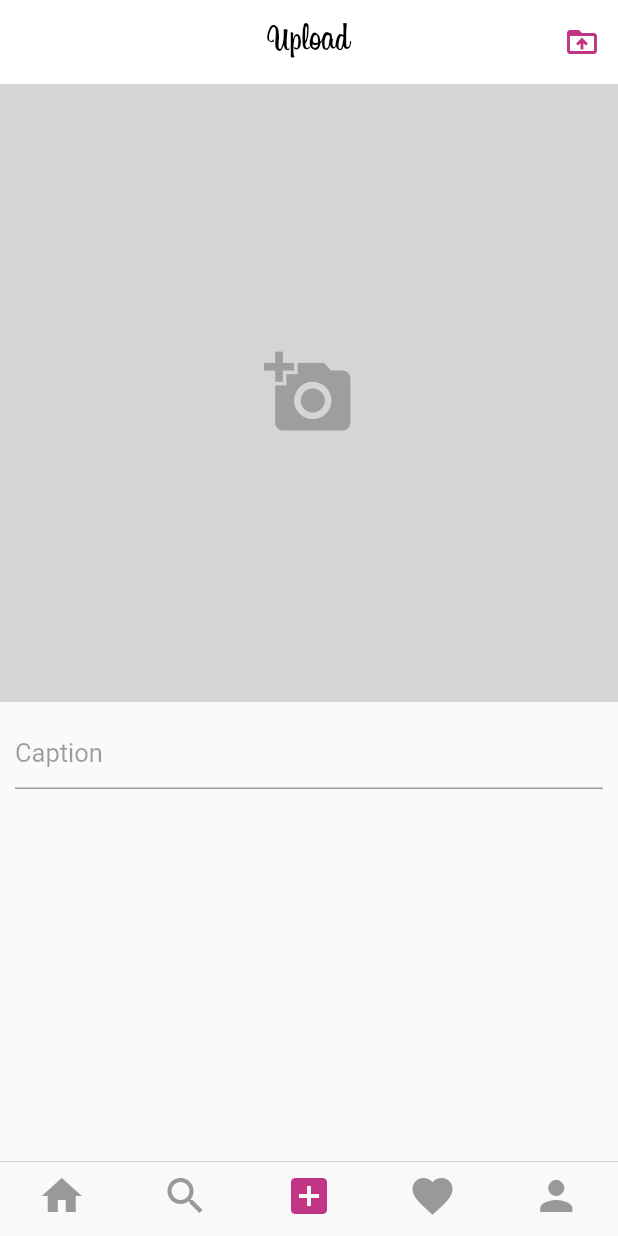
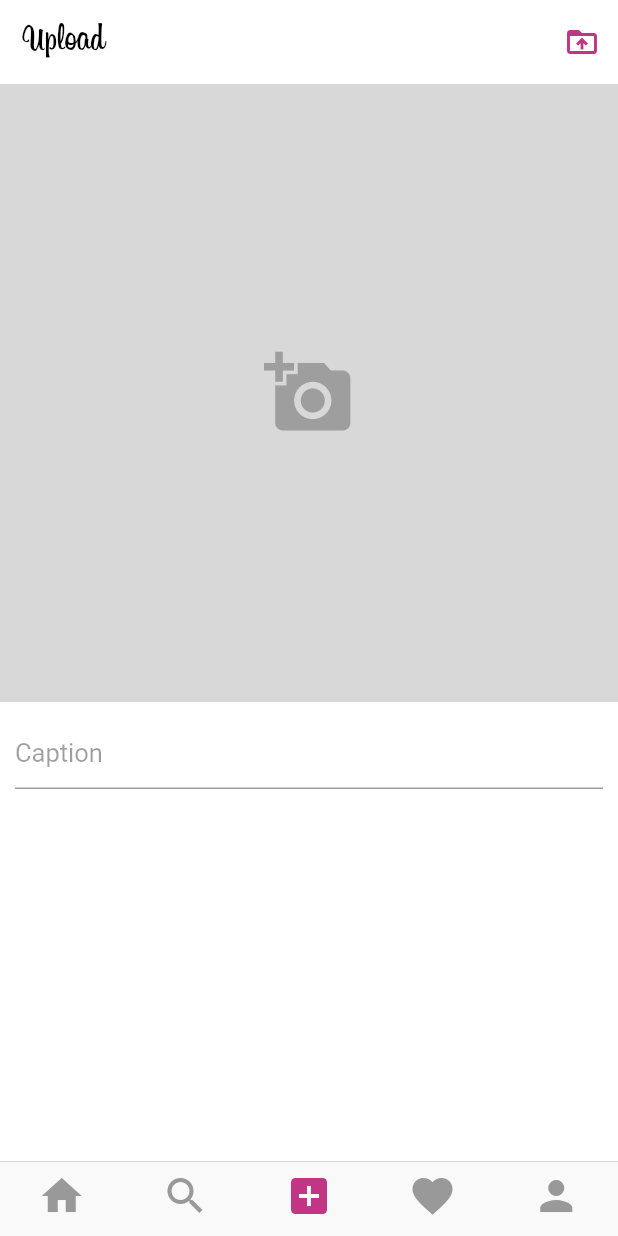
Before and after one commit to zokir0575/testuchun, a Flutter app: the screen it shows once a user with an empty profile is signed in, swiped to page 3, on a phone screen of 412 x 824 dp. Run offline on Flutter 3.47's test engine with Material 2 defaults, Android fonts, the phone set to English and light mode, and no system bars; our stand-ins replace cached_network_image, cloud_firestore, device_info, firebase_auth, firebase_storage, flutter_icons and 3 more; accounts and stored records are empty.

Commit message:
fixed upload

```diff
--- a/lib/pages/my_upload_page.dart
+++ b/lib/pages/my_upload_page.dart
@@ -10,7 +10,9 @@ import 'package:flutter_instaclone/services/file_service.dart';
 import 'package:image_picker/image_picker.dart';
 class MyUploadPage extends StatefulWidget {
   PageController pageController;
+
   MyUploadPage({this.pageController});
+
   @override
   _MyUploadPageState createState() => _MyUploadPageState();
 }
@@ -19,25 +21,27 @@ class _MyUploadPageState extends State<MyUploadPage> {
   bool isLoading = false;
   var captionController = TextEditingController();
   File _image;
+
   _imgFromGallery() async {
-    File image = (await  ImagePicker.platform.pickImage(
-        source: ImageSource.gallery, imageQuality: 50
-    )) as File;
+    File image = await ImagePicker.pickImage(
+        source: ImageSource.gallery, imageQuality: 50);
 
     setState(() {
       _image = image;
     });
   }
+
   _imgFromCamera() async {
-    File image = (await ImagePicker.platform.pickImage(
+    File image = await ImagePicker.pickImage(
         source: ImageSource.camera, imageQuality: 50
-    )) as File;
+    );
 
     setState(() {
       _image = image;
     });
   }
-  _showPicker(context) {
+
+  void _showPicker(context) {
     showModalBottomSheet(
         context: context,
         builder: (BuildContext bc) {
@@ -68,53 +72,62 @@ class _MyUploadPageState extends State<MyUploadPage> {
     );
   }
 
-  _uploadNewPost(){
+  _uploadNewPost() {
+    String caption = captionController.text.toString().trim();
+    if (caption.isEmpty) return;
+    if (_image == null) return;
+    _apiPostImage();
+  }
+
+  void  _apiPostImage(){
     setState(() {
       isLoading = true;
     });
-    String caption = captionController.text.toString().trim();
-    if(caption.isEmpty) return;
-    if(_image == null) return;
-    _apiPostImage();
-  }
-
-  void _apiPostImage(){
     FileService.uploadPostImage(_image).then((downloadUrl) => {
-      _respStorePost(downloadUrl)
+      _resPostImage(downloadUrl),
     });
   }
 
-  void _respStorePost(String downloadUrl){
+  void _resPostImage(String downloadUrl){
     String caption = captionController.text.toString().trim();
-    Post post = new Post(caption: caption, img_post: downloadUrl);
+    Post post = new Post(caption: caption,img_post: downloadUrl);
     _apiStorePost(post);
   }
 
-  void _apiStorePost (Post post)async{
+  void _apiStorePost(Post post) async{
+    // Post to posts
     Post posted = await DataService.storePost(post);
+    // Post to feeds
     DataService.storeFeed(posted).then((value) => {
-      _moveToFeed()
+      _moveToFeed(),
     });
   }
+
   void _moveToFeed(){
     setState(() {
       isLoading = false;
     });
     captionController.text = "";
     _image = null;
-    widget.pageController.animateToPage(0, duration: Duration(milliseconds: 200), curve: Curves.easeIn);
+    widget.pageController.animateToPage(0,
+        duration: Duration(milliseconds: 200), curve: Curves.easeIn);
   }
+
   @override
   Widget build(BuildContext context) {
     return Scaffold(
+      backgroundColor: Colors.white,
       appBar: AppBar(
         backgroundColor: Colors.white,
         elevation: 0,
-        title: Text("Upload", style: TextStyle(color: Colors.black, fontFamily: "Billabong", fontSize: 25),),
-        centerTitle: true,
+        title: Text(
+          "Upload",
+          style: TextStyle(
+              color: Colors.black, fontFamily: 'Billabong', fontSize: 25),
+        ),
         actions: [
           IconButton(
-            onPressed: (){
+            onPressed: () {
               _uploadNewPost();
             },
             icon: Icon(
@@ -126,12 +139,12 @@ class _MyUploadPageState extends State<MyUploadPage> {
       ),
       body: Stack(
         children: [
-          SafeArea(
-            child: Stack(
+
+          SingleChildScrollView(
+            child: Container(
+              height: MediaQuery.of(context).size.height,
+              child: Column(
                 children: [
-                SingleChildScrollView(
-                  child: Column(children: [
-                    // Button : add a photo
                   GestureDetector(
                     onTap: () {
                       _showPicker(context);
@@ -141,42 +154,37 @@ class _MyUploadPageState extends State<MyUploadPage> {
                       height: MediaQuery.of(context).size.width,
                       color: Colors.grey.withOpacity(0.4),
                       child: _image == null
-                            ? Icon(
+                          ? Center(
+                        child: Icon(
                           Icons.add_a_photo,
+                          size: 60,
                           color: Colors.grey,
-                          size: 60,
+                        ),
                       )
                           : Stack(
                         children: [
-                            // Added photo
-                            Container(
+                          Image.file(
+                            _image,
+                            width: double.infinity,
                             height: double.infinity,
-                              width: double.infinity,
-                              child: Image.file(
-                                _image,
                             fit: BoxFit.cover,
                           ),
-                            ),
-
-                            // Button : x => remove added photo
                           Container(
                             width: double.infinity,
-                              decoration: BoxDecoration(
-                                color: Colors.black12.withOpacity(0.2),
-                              ),
+                            color: Colors.black12,
+                            padding: EdgeInsets.all(10),
                             child: Column(
                               crossAxisAlignment: CrossAxisAlignment.end,
                               children: [
                                 IconButton(
-                                      icon: Icon(
-                                        Icons.highlight_remove,
-                                        color: Colors.white,
-                                      ),
-                                      onPressed: () {
+                                  onPressed: (){
                                     setState(() {
                                       _image = null;
                                     });
-                                      }),
+                                  },
+                                  icon: Icon(Icons.highlight_remove),
+                                  color: Colors.white,
+                                ),
                               ],
                             ),
                           ),
@@ -184,30 +192,31 @@ class _MyUploadPageState extends State<MyUploadPage> {
                       ),
                     ),
                   ),
-
-                    // TextField : Caption
                   Container(
-                      margin: EdgeInsets.all(10),
+                    margin: EdgeInsets.only(left: 10, right: 10, top: 10),
                     child: TextField(
+                      controller: captionController,
                       style: TextStyle(color: Colors.black),
-                        controller: captionController,
-                        decoration: InputDecoration(
-                          hintText: 'Caption',
-                          hintStyle: TextStyle(color: Colors.black38, fontSize: 17),
-                        ),
                       keyboardType: TextInputType.multiline,
                       minLines: 1,
+                      //Normal textInputField will be displayed
                       maxLines: 5,
+                      decoration: InputDecoration(
+                        hintText: "Caption",
+                        hintStyle: TextStyle(fontSize: 17.0, color: Colors.black38),
                       ),
                     ),
-                  ]),
-                ),          ],
+                  ),
+                ],
               ),
             ),
-          isLoading ?
-              Center(
+          ),
+
+          isLoading
+              ? Center(
             child: CircularProgressIndicator(),
-              ) : SizedBox.shrink(),
+          )
+              : SizedBox.shrink(),
         ],
       ),
     );
```
Lines whose indentation alone changed are shown as unchanged.
